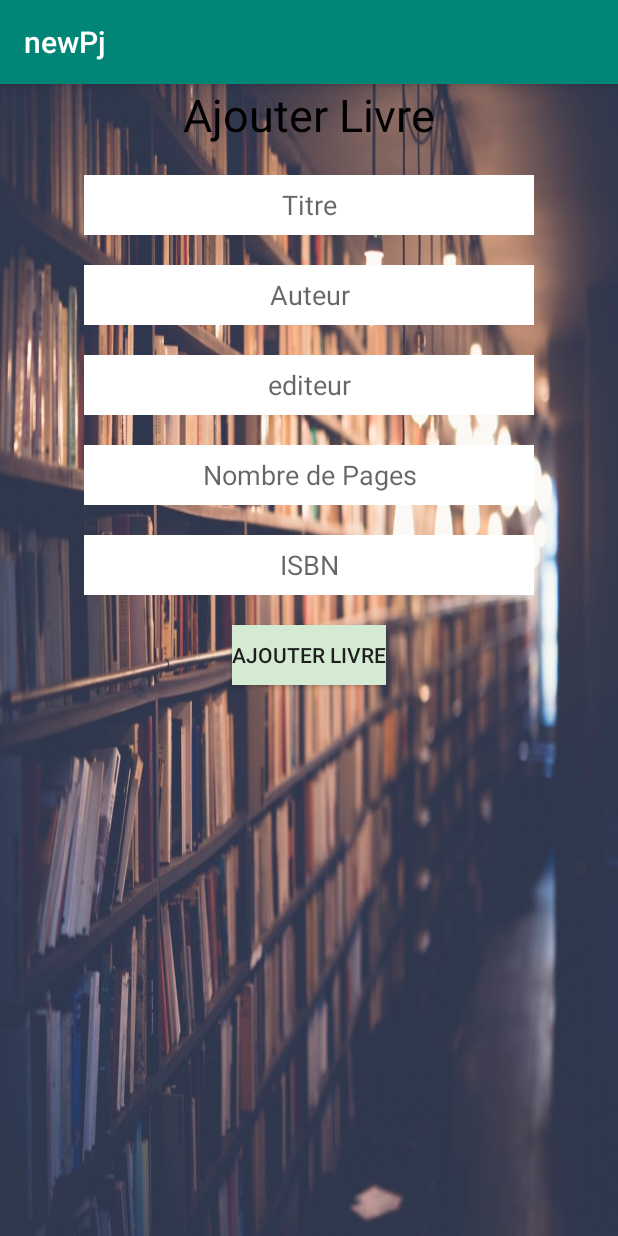
After one commit to Bahaeddinebettaieb/Bibliotheque, an Android app: the AjouterLivre screen opened directly, with no data from a screen before it, on a phone screen of 412 x 824 dp. The commit adds this screen. Run offline under Robolectric (Android 15) with nearby library versions, the phone set to English and light mode, and no system bars; our stand-ins replace Firebase (no records; nobody signed in at launch, a user with empty details on screens opened directly).

Commit message:
Add Book

```diff
--- a/app/build.gradle
+++ b/app/build.gradle
@@ -33,6 +33,7 @@ dependencies {
     implementation 'com.google.firebase:firebase-analytics:16.0.5'
     implementation 'com.google.firebase:firebase-core:16.0.5'
     implementation 'com.google.firebase:firebase-auth:16.0.5'
+    implementation 'com.google.firebase:firebase-database:16.0.5'
     implementation 'com.firebase:firebase-client-android:+'
 
 }
--- a/app/src/main/AndroidManifest.xml
+++ b/app/src/main/AndroidManifest.xml
@@ -1,7 +1,6 @@
 <?xml version="1.0" encoding="utf-8"?>
 <manifest xmlns:android="http://schemas.android.com/apk/res/android"
     package="com.example.lenovo.newpj">
-
 
     <application
         android:name=".FireApp"
@@ -21,7 +20,8 @@
         <activity android:name=".Login" />
         <activity android:name=".Dashboard" />
         <activity android:name=".test" />
-        <activity android:name=".Register"></activity>
+        <activity android:name=".Register" />
+        <activity android:name=".AjouterLivre"></activity>
     </application>
 
 </manifest>
--- /dev/null
+++ b/app/src/main/java/com/example/lenovo/newpj/AjouterLivre.java
@@ -0,0 +1,93 @@
+package com.example.lenovo.newpj;
+
+import android.app.ProgressDialog;
+import android.support.annotation.NonNull;
+import android.support.v7.app.AppCompatActivity;
+import android.os.Bundle;
+import android.view.View;
+import android.widget.Button;
+import android.widget.EditText;
+import android.widget.Toast;
+
+import com.google.android.gms.tasks.OnFailureListener;
+import com.google.android.gms.tasks.OnSuccessListener;
+import com.google.firebase.database.DataSnapshot;
+import com.google.firebase.database.DatabaseError;
+import com.google.firebase.database.DatabaseReference;
+import com.google.firebase.database.FirebaseDatabase;
+import com.google.firebase.database.ValueEventListener;
+
+public class AjouterLivre extends AppCompatActivity {
+    EditText titre,auteur,editeur,nbPages,isbn;
+    Button ajouter;
+    FirebaseDatabase database;
+    DatabaseReference myRef;
+    private ProgressDialog progressDialog;
+    DataItem dataItem;
+
+    @Override
+    protected void onCreate(Bundle savedInstanceState) {
+        super.onCreate(savedInstanceState);
+        setContentView(R.layout.activity_ajouter_livre);
+
+//        FirebaseDatabase database = FirebaseDatabase.getInstance();
+//        DatabaseReference myRef = database.getReference();
+
+        titre = (EditText)findViewById(R.id.titre);
+        auteur = (EditText)findViewById(R.id.auteur);
+        editeur = (EditText)findViewById(R.id.editeur);
+        nbPages = (EditText)findViewById(R.id.nbPage);
+        isbn = (EditText)findViewById(R.id.isbn);
+        ajouter = (Button)findViewById(R.id.ajouter);
+        progressDialog = new ProgressDialog(this);
+
+        insertData();
+    }
+
+    private void insertData(){
+        database = FirebaseDatabase.getInstance();
+        myRef = database.getReference("Livre");
+
+        ajouter.setOnClickListener(new View.OnClickListener() {
+            @Override
+            public void onClick(View v) {
+                final String titreTest = titre.getText().toString();
+                final String auteurTest = auteur.getText().toString();
+                final String editeurTest = editeur.getText().toString();
+                final String nbPagesTest = nbPages.getText().toString();
+                final String isbntest = isbn.getText().toString();
+                final DataItem dataItem = new DataItem(titreTest,auteurTest,editeurTest,nbPagesTest,isbntest);
+
+                myRef.child("Livre").setValue(dataItem).addOnSuccessListener(new OnSuccessListener<Void>() {
+                    @Override
+                    public void onSuccess(Void aVoid) {
+                        progressDialog.setMessage("En train d'enregistrer");
+                        progressDialog.show();
+                        Toast.makeText(getApplicationContext(),"Success",Toast.LENGTH_LONG).show();
+                    }
+                }).addOnFailureListener(new OnFailureListener() {
+                    @Override
+                    public void onFailure(@NonNull Exception e) {
+                        Toast.makeText(getApplicationContext(),e.getMessage(),Toast.LENGTH_LONG).show();
+                    }
+                });
+
+//                myRef.addValueEventListener(new ValueEventListener() {
+//                    @Override
+//                    public void onDataChange(@NonNull DataSnapshot dataSnapshot) {
+//                        myRef.child("Livre01").setValue(dataItem);
+//                        Toast.makeText(getApplicationContext(),"Success",Toast.LENGTH_LONG).show();
+//                    }
+//
+//                    @Override
+//                    public void onCancelled(@NonNull DatabaseError databaseError) {
+//                        Toast.makeText(getApplicationContext(),databaseError.getMessage(),Toast.LENGTH_LONG).show();
+//                    }
+//                });
+            }
+        });
+
+    }
+
+
+}
--- a/app/src/main/java/com/example/lenovo/newpj/Login.java
+++ b/app/src/main/java/com/example/lenovo/newpj/Login.java
@@ -67,7 +67,7 @@ public class Login extends AppCompatActivity {
               @Override
               public void onComplete(@NonNull Task<AuthResult> task) {
                   if(!task.isSuccessful()){
-                      Toast.makeText(Login.this,"!Successful",Toast.LENGTH_LONG).show();
+                      Toast.makeText(Login.this,task.getException().getMessage(),Toast.LENGTH_LONG).show();
                         //startActivity(new Intent(Login.this,Dashboard.class));
                   }
               }
--- /dev/null
+++ b/app/src/main/res/layout/activity_ajouter_livre.xml
@@ -0,0 +1,80 @@
+<?xml version="1.0" encoding="utf-8"?>
+<LinearLayout xmlns:android="http://schemas.android.com/apk/res/android"
+    xmlns:app="http://schemas.android.com/apk/res-auto"
+    xmlns:tools="http://schemas.android.com/tools"
+    android:orientation="vertical"
+    android:gravity="center_horizontal"
+    android:layout_width="match_parent"
+    android:layout_height="match_parent"
+    android:background="@drawable/biblio"
+    tools:context=".AjouterLivre">
+
+    <TextView
+        android:id="@+id/ajouterProduit"
+        android:text="Ajouter Livre"
+        android:textSize="30sp"
+        android:textColor="#000000"
+        android:layout_width="wrap_content"
+        android:layout_height="wrap_content" />
+
+    <EditText
+        android:id="@+id/titre"
+        android:layout_width="300dp"
+        android:layout_height="40dp"
+        android:layout_marginTop="20dp"
+        android:hint="@string/titre"
+        android:background="@android:color/white"
+        android:textAlignment="center"
+        android:inputType="textPersonName" />
+
+
+    <EditText
+        android:id="@+id/auteur"
+        android:layout_width="300dp"
+        android:layout_height="40dp"
+        android:layout_marginTop="20dp"
+        android:hint="@string/auteur"
+        android:background="@android:color/white"
+        android:textAlignment="center"
+        android:inputType="textEmailAddress" />
+
+    <EditText
+        android:id="@+id/editeur"
+        android:layout_width="300dp"
+        android:layout_height="40dp"
+        android:layout_marginTop="20dp"
+        android:hint="@string/editeur"
+        android:background="@android:color/white"
+        android:textAlignment="center"
+        android:inputType="textPersonName" />
+
+    <EditText
+        android:id="@+id/nbPage"
+        android:layout_width="300dp"
+        android:layout_height="40dp"
+        android:layout_marginTop="20dp"
+        android:hint="@string/nombre_de_pages"
+        android:background="@android:color/white"
+        android:textAlignment="center"
+        android:inputType="number" />
+
+    <EditText
+        android:id="@+id/isbn"
+        android:layout_width="300dp"
+        android:layout_height="40dp"
+        android:layout_marginTop="20dp"
+        android:hint="@string/isbn"
+        android:background="@android:color/white"
+        android:textAlignment="center"
+        android:inputType="number" />
+
+    <Button
+        android:id="@+id/ajouter"
+        android:layout_width="wrap_content"
+        android:layout_height="40dp"
+        android:layout_marginTop="20dp"
+        android:background="#d5ead3"
+        android:text="@string/ajouter_livre" />
+
+
+</LinearLayout>
--- a/app/src/main/res/values/strings.xml
+++ b/app/src/main/res/values/strings.xml
@@ -5,4 +5,11 @@
     <string name="login">login</string>
     <string name="mot_de_passe">Mot de Passe</string>
     <string name="s_inscrire">S\'inscrire</string>
+    <string name="nom_livre">Nom Livre</string>
+    <string name="titre">Titre</string>
+    <string name="auteur">Auteur</string>
+    <string name="editeur">editeur</string>
+    <string name="nombre_de_pages">Nombre de Pages</string>
+    <string name="isbn">ISBN</string>
+    <string name="ajouter_livre">Ajouter Livre</string>
 </resources>
```
Also changed, not shown: app/src/main/java/com/example/lenovo/newpj/Dashboard.java (+10 -1 lines), app/src/main/java/com/example/lenovo/newpj/DataItem.java (added, +58 -0 lines), app/src/main/res/layout/activity_dashboard.xml (+11 -5 lines).
